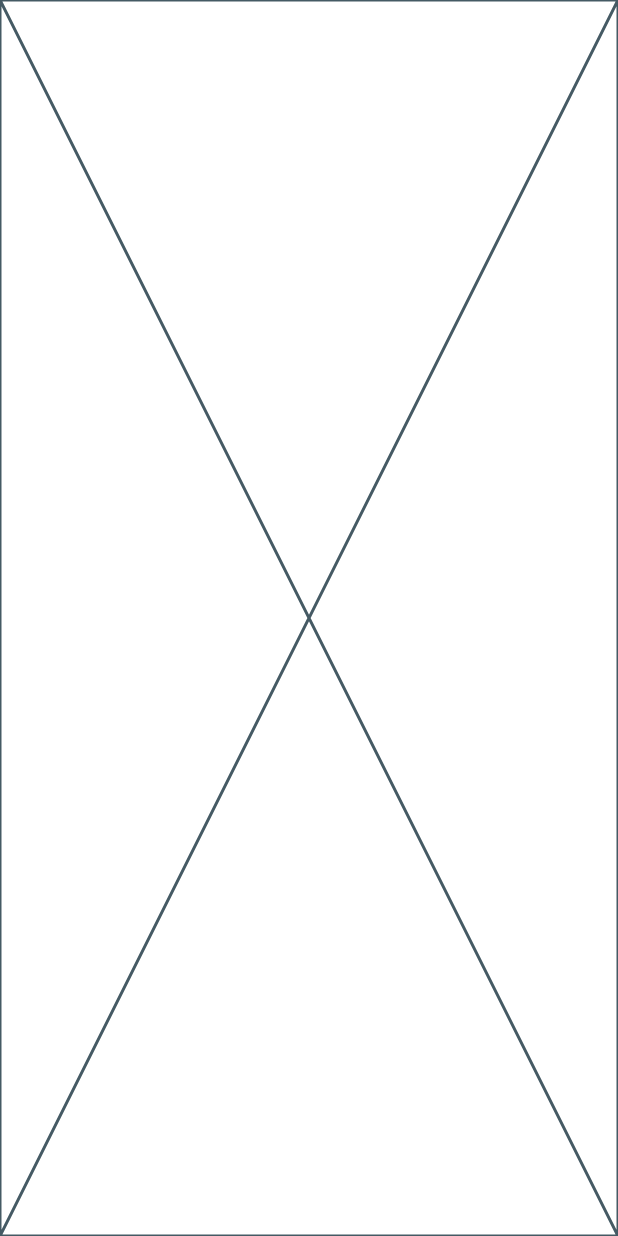
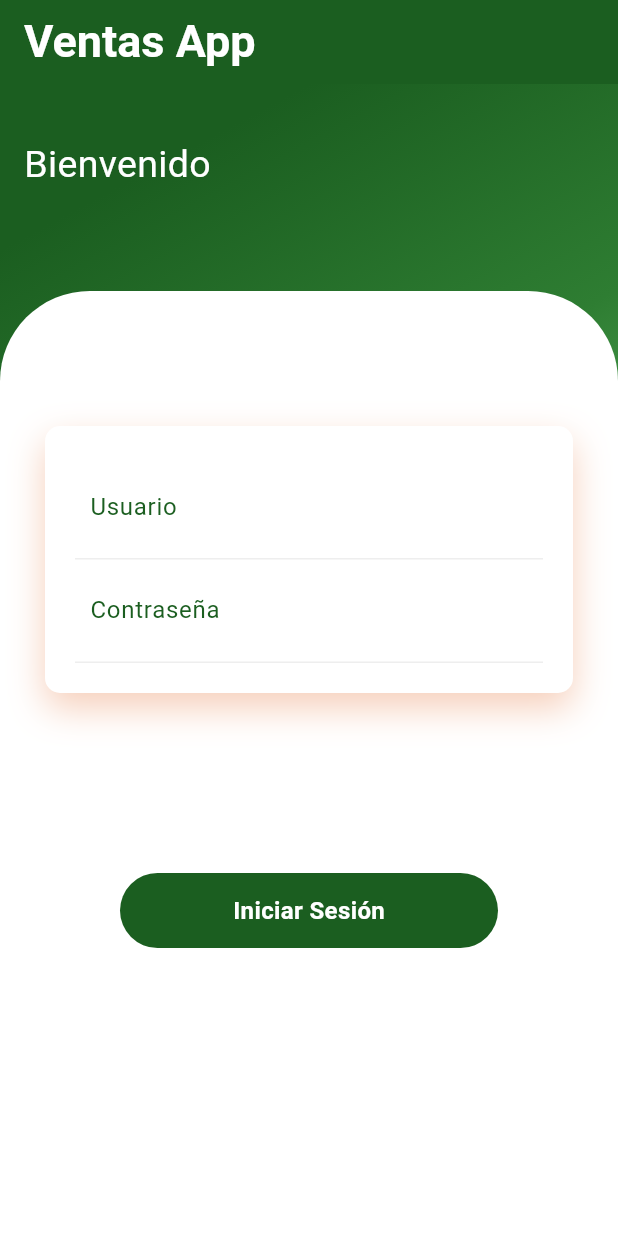
Before and after one commit to dmr617805/proyectofinal, a Flutter app: the screen it shows after launch, on a phone screen of 412 x 824 dp. Run offline on Flutter 3.47's test engine with Material 3 defaults, Android fonts, the phone set to English and light mode, and no system bars.

Commit message:
version inicial de login

```diff
--- a/lib/screens/login_screen.dart
+++ b/lib/screens/login_screen.dart
@@ -5,6 +5,141 @@ class LoginScreen extends StatelessWidget {
 
   @override
   Widget build(BuildContext context) {
-    return const Placeholder();
+    return Scaffold(
+      appBar: AppBar(
+        title: const Text(
+          'Ventas App',
+          style: TextStyle(
+            color: Colors.white,
+            fontSize: 30,
+            fontWeight: FontWeight.bold,
+          ),
+        ),
+        backgroundColor: Colors.green[900],
+      ),
+      body: Container(
+        decoration: BoxDecoration(
+          gradient: LinearGradient(
+            begin: Alignment.topCenter,
+            colors: [
+              Colors.green[900]!,
+              Colors.green[800]!,
+              Colors.green[400]!,
+            ],
+          ),
+        ),
+        child: Column(
+          crossAxisAlignment: CrossAxisAlignment.start,
+          children: [
+            SizedBox(height: 10),
+            Padding(
+              padding: EdgeInsets.all(16),
+              child: Column(
+                crossAxisAlignment: CrossAxisAlignment.start,
+                children: [
+                  SizedBox(height: 10),
+                  Text(
+                    'Bienvenido',
+                    style: TextStyle(color: Colors.white, fontSize: 25),
+                  ),
+                ],
+              ),
+            ),
+            SizedBox(height: 50),
+            Expanded(
+              child: Container(
+                decoration: BoxDecoration(
+                  color: Colors.white,
+                  borderRadius: BorderRadius.only(
+                    topLeft: Radius.circular(60),
+                    topRight: Radius.circular(60),
+                  ),
+                ),
+                child: Padding(
+                  padding: EdgeInsets.all(30),
+                  child: Column(
+                    children: [
+                      SizedBox(height: 60),
+                      Container(
+                        padding: EdgeInsets.all(20),
+                        decoration: BoxDecoration(
+                          color: Colors.white,
+                          borderRadius: BorderRadius.circular(10),
+                          boxShadow: [
+                            BoxShadow(
+                              color: const Color.fromRGBO(225, 95, 27, .3),
+                              blurRadius: 20,
+                              offset: Offset(0, 10),
+                            ),
+                          ],
+                        ),
+                        child: Column(
+                          children: [
+                            Container(
+                              padding: EdgeInsets.all(10),
+                              decoration: BoxDecoration(
+                                border: Border(
+                                  bottom: BorderSide(color: Colors.grey[200]!),
+                                ),
+                              ),
+                              child: TextField(
+                                decoration: InputDecoration(
+                                  hintText: 'Usuario',
+                                  hintStyle: TextStyle(
+                                    color: Colors.green[900]!,
+                                  ),
+                                  border: InputBorder.none,
+                                ),
+                              ),
+                            ),
+                            Container(
+                              padding: EdgeInsets.all(10),
+                              decoration: BoxDecoration(
+                                border: Border(
+                                  bottom: BorderSide(color: Colors.grey[200]!),
+                                ),
+                              ),
+                              child: TextField(
+                                obscureText: true,
+                                decoration: InputDecoration(
+                                  hintText: 'Contraseña',
+                                  hintStyle: TextStyle(
+                                    color: Colors.green[900]!,
+                                  ),
+                                  border: InputBorder.none,
+                                ),
+                              ),
+                            ),
+                          ],
+                        ),
+                      ),
+                      SizedBox(height: 120),
+                      Container(
+                        height: 50,
+                        margin: EdgeInsets.symmetric(horizontal: 50),
+                        decoration: BoxDecoration(
+                          borderRadius: BorderRadius.circular(50),
+                          color: Colors.green[900],
+                        ),
+                        child: Center(
+                          child: Text(
+                            'Iniciar Sesión',
+                            style: TextStyle(
+                              color: Colors.white,
+                              fontSize: 16,
+                              fontWeight: FontWeight.bold,
+                            ),
+                          ),
+                        ),
+                      ),
+                    ],
+                  ),
+                ),
+              ),
+            ),
+          ],
+        ),
+      ),
+    );
   }
 }
```
